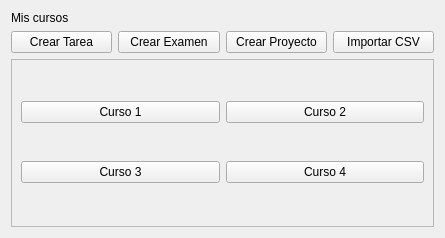
Old version of the form views/dashboard.ui in the repository Arg128/Tec-Obj-Lab9.
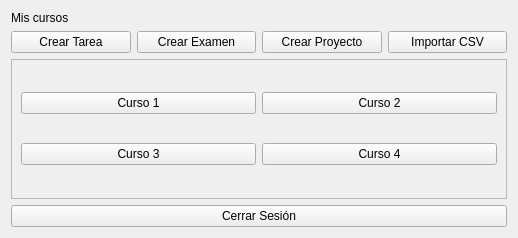
New version of the form.

Commit message: Añadiendo log-out al 'Docente' dashboard

What changed in the file:
```diff
--- a/views/dashboard.ui
+++ b/views/dashboard.ui
@@ -6,7 +6,7 @@
    <rect>
     <x>0</x>
     <y>0</y>
-    <width>445</width>
+    <width>518</width>
     <height>238</height>
    </rect>
   </property>
@@ -63,8 +63,8 @@
        <rect>
         <x>0</x>
         <y>0</y>
-        <width>421</width>
-        <height>149</height>
+        <width>498</width>
+        <height>125</height>
        </rect>
       </property>
       <layout class="QGridLayout" name="gridCursos">
@@ -100,6 +100,13 @@
      </widget>
     </widget>
    </item>
+   <item>
+    <widget class="QPushButton" name="logout">
+     <property name="text">
+      <string>Cerrar Sesión</string>
+     </property>
+    </widget>
+   </item>
   </layout>
  </widget>
  <resources/>
```
Left out of the diff: 28 changed lines with no effect on the pictures. The commit also changes 4 other files.
